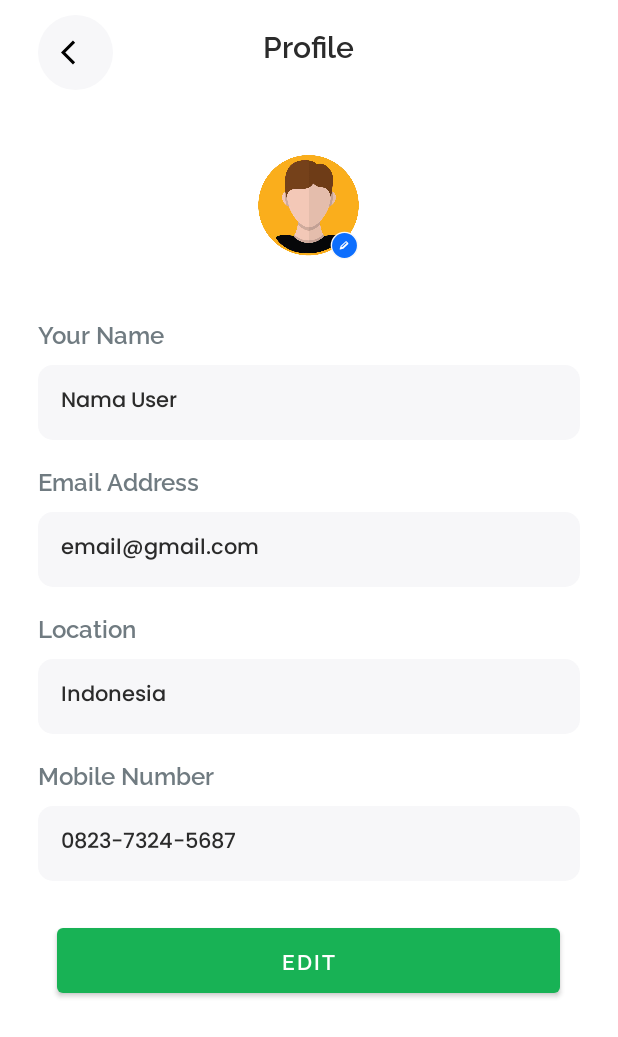
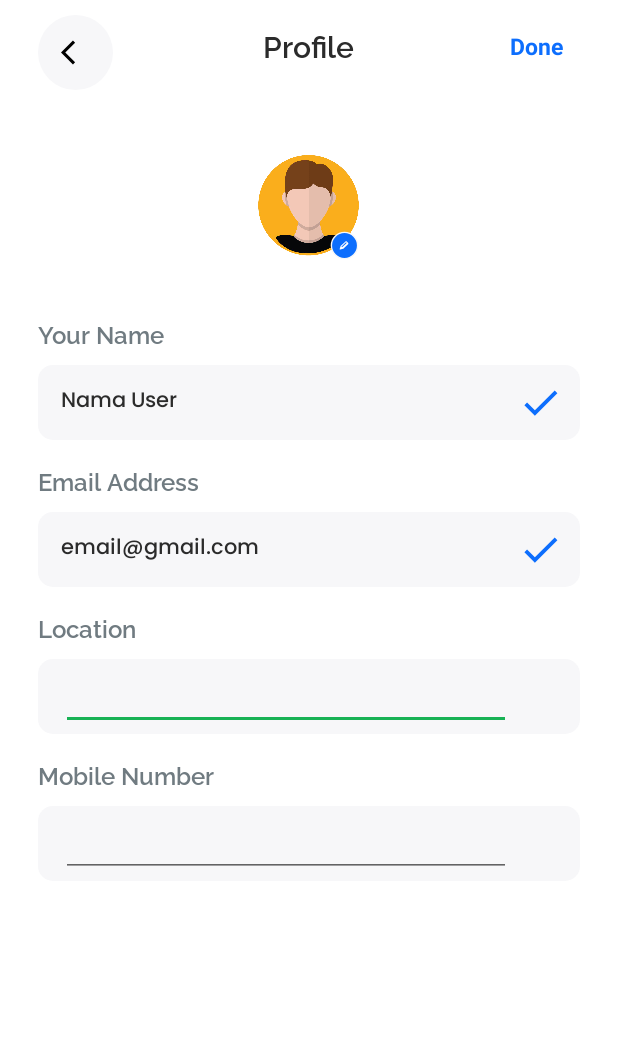
Before and after one commit to berlianm/Rubist-Application, an Android app: the layout activity_edit_profile.xml on its own in the app's theme, with its tools: preview values and no code run, on a phone screen of 412 x 824 dp. Shown: the top 1037 px of the screen. Run offline under Robolectric (Android 15) with nearby library versions, the phone set to English and light mode, and no system bars.

Commit message:
update edit profile masih belum bisa

```diff
--- a/Mobile APP/C23-PS480_Rubist/app/src/main/AndroidManifest.xml
+++ b/Mobile APP/C23-PS480_Rubist/app/src/main/AndroidManifest.xml
@@ -26,7 +26,7 @@
             android:name=".AfterScan.AfterScanActivity"
             android:exported="false" />
         <activity
-            android:name=".Profile.ProfileActivity"
+            android:name=".EditProfile.EditProfileActivity"
             android:exported="false" />
         <activity
             android:name=".NavBar.NavBarActivity"
--- a/Mobile APP/C23-PS480_Rubist/app/src/main/java/com/C23PS480/Rubist/API/Response/LoginResponse.kt
+++ b/Mobile APP/C23-PS480_Rubist/app/src/main/java/com/C23PS480/Rubist/API/Response/LoginResponse.kt
@@ -12,6 +12,9 @@ data class LoginResponse(
 
     @field:SerializedName("email")
     val email: String,
+
+    @field:SerializedName("photoURL")
+    val photoURL: String,
 
     @field:SerializedName("error")
     val error: String,
--- a/Mobile APP/C23-PS480_Rubist/app/src/main/java/com/C23PS480/Rubist/Login/LoginViewModel.kt
+++ b/Mobile APP/C23-PS480_Rubist/app/src/main/java/com/C23PS480/Rubist/Login/LoginViewModel.kt
@@ -56,6 +56,7 @@ class LoginViewModel(private val pref: UserPreference) : ViewModel() {
                                     responseBody.uid,
                                     responseBody.name,
                                     responseBody.email,
+                                    responseBody.photoURL,
                                     true,
                                     responseBody.token.accessToken
                                 )
--- a/Mobile APP/C23-PS480_Rubist/app/src/main/java/com/C23PS480/Rubist/Model/UserModel.kt
+++ b/Mobile APP/C23-PS480_Rubist/app/src/main/java/com/C23PS480/Rubist/Model/UserModel.kt
@@ -4,6 +4,7 @@ data class UserModel(
     val uid: String,
     val name: String,
     val email: String,
+    val photoUrl: String,
     val isLogin: Boolean,
     val token: String = ""
 )
--- a/Mobile APP/C23-PS480_Rubist/app/src/main/java/com/C23PS480/Rubist/Model/UserPreference.kt
+++ b/Mobile APP/C23-PS480_Rubist/app/src/main/java/com/C23PS480/Rubist/Model/UserPreference.kt
@@ -16,6 +16,7 @@ class UserPreference private constructor(private val dataStore: DataStore<Prefer
                 preferences[UID] ?: "",
                 preferences[NAME_KEY] ?: "",
                 preferences[EMAIL_KEY] ?: "",
+                preferences[PHOTO_URL] ?: "",
                 preferences[STATE_KEY] ?: false,
                 token = preferences[TOKEN_KEY] ?: ""
             )
@@ -27,6 +28,7 @@ class UserPreference private constructor(private val dataStore: DataStore<Prefer
             preferences[UID] = user.uid
             preferences[NAME_KEY] = user.name
             preferences[EMAIL_KEY] = user.email
+            preferences[PHOTO_URL] = user.photoUrl
             preferences[STATE_KEY] = user.isLogin
             preferences[TOKEN_KEY] = user.token
         }
@@ -53,6 +55,7 @@ class UserPreference private constructor(private val dataStore: DataStore<Prefer
         private val UID = stringPreferencesKey("uid")
         private val NAME_KEY = stringPreferencesKey("name")
         private val EMAIL_KEY = stringPreferencesKey("email")
+        private val PHOTO_URL = stringPreferencesKey("photoUrl")
         private val STATE_KEY = booleanPreferencesKey("state")
         private val TOKEN_KEY = stringPreferencesKey("token")
 
--- a/Mobile APP/C23-PS480_Rubist/app/src/main/java/com/C23PS480/Rubist/Profile/ProfileActivity.kt
+++ /dev/null
@@ -1,12 +0,0 @@
-package com.C23PS480.Rubist.Profile
-
-import android.os.Bundle
-import androidx.appcompat.app.AppCompatActivity
-import com.C23PS480.Rubist.R
-
-class ProfileActivity : AppCompatActivity() {
-    override fun onCreate(savedInstanceState: Bundle?) {
-        super.onCreate(savedInstanceState)
-        setContentView(R.layout.activity_profile)
-    }
-}
--- a/Mobile APP/C23-PS480_Rubist/app/src/main/java/com/C23PS480/Rubist/Register/RegisterViewModel.kt
+++ b/Mobile APP/C23-PS480_Rubist/app/src/main/java/com/C23PS480/Rubist/Register/RegisterViewModel.kt
@@ -48,6 +48,7 @@ class RegisterViewModel (private val pref: UserPreference) : ViewModel(){
                                     "",
                                     name,
                                     email,
+                                    "",
                                     false,
                                     ""
                                 )
--- a/Mobile APP/C23-PS480_Rubist/app/src/main/res/drawable/ic_yes.xml
+++ b/Mobile APP/C23-PS480_Rubist/app/src/main/res/drawable/ic_yes.xml
@@ -1,4 +1,4 @@
-<vector android:height="24dp" android:tint="#707B81"
+<vector android:height="24dp" android:tint="#0D6EFD"
     android:viewportHeight="24" android:viewportWidth="24"
     android:width="24dp" xmlns:android="http://schemas.android.com/apk/res/android">
     <path android:fillColor="@android:color/white" android:pathData="M9,16.17L4.83,12l-1.42,1.41L9,19 21,7l-1.41,-1.41z"/>
--- a/Mobile APP/C23-PS480_Rubist/app/src/main/res/layout/activity_profile.xml
+++ b/Mobile APP/C23-PS480_Rubist/app/src/main/res/layout/activity_edit_profile.xml
@@ -5,7 +5,7 @@
     android:layout_width="match_parent"
     android:layout_height="match_parent"
     android:orientation="vertical"
-    tools:context=".Profile.ProfileActivity">
+    tools:context=".EditProfile.EditProfileActivity">
 
     <RelativeLayout
         android:layout_width="match_parent"
@@ -28,6 +28,20 @@
             android:text="@string/profile"
             android:textColor="#2B2B2B"
             android:textSize="20sp" />
+
+        <TextView
+            android:id="@+id/tv_done"
+            android:layout_width="wrap_content"
+            android:layout_height="wrap_content"
+            android:text="Done"
+            android:layout_marginTop="20dp"
+            android:layout_marginLeft="340dp"
+            android:textColor="#0D6EFD"
+            android:textSize="15sp"
+            android:textStyle="bold"
+            />
+
+
     </RelativeLayout>
 
     <RelativeLayout
@@ -85,6 +99,15 @@
                     android:text="@string/nama_user"
                     android:textColor="#2B2B2B"
                     android:textSize="14sp" />
+
+                <ImageView
+                    android:id="@+id/iv_check1"
+                    android:layout_width="30dp"
+                    android:layout_height="30dp"
+                    android:src="@drawable/ic_yes"
+                    android:layout_marginTop="10dp"
+                    android:layout_marginLeft="320dp"
+                    android:visibility="visible"/>
             </RelativeLayout>
         </LinearLayout>
 
@@ -116,6 +139,15 @@
                     android:text="@string/email"
                     android:textColor="#2B2B2B"
                     android:textSize="14sp" />
+
+                <ImageView
+                    android:id="@+id/iv_check2"
+                    android:layout_width="30dp"
+                    android:layout_height="30dp"
+                    android:src="@drawable/ic_yes"
+                    android:layout_marginTop="10dp"
+                    android:layout_marginLeft="320dp"
+                    android:visibility="visible"/>
             </RelativeLayout>
         </LinearLayout>
         <LinearLayout
@@ -136,16 +168,35 @@
                 android:layout_marginTop="10dp"
                 android:background="@drawable/form_background">
 
-                <TextView
+<!--                <TextView-->
+<!--                    android:id="@+id/tv_profile_location"-->
+<!--                    android:layout_width="wrap_content"-->
+<!--                    android:layout_height="wrap_content"-->
+<!--                    android:layout_centerVertical="true"-->
+<!--                    android:layout_marginLeft="15dp"-->
+<!--                    android:fontFamily="@font/poppins_medium"-->
+<!--                    android:text="@string/indonesia"-->
+<!--                    android:textColor="#2B2B2B"-->
+<!--                    android:textSize="14sp" />-->
+
+                <EditText
+                    android:layout_width="300dp"
+                    android:layout_height="wrap_content"
                     android:id="@+id/tv_profile_location"
-                    android:layout_width="wrap_content"
-                    android:layout_height="wrap_content"
                     android:layout_centerVertical="true"
                     android:layout_marginLeft="15dp"
                     android:fontFamily="@font/poppins_medium"
-                    android:text="@string/indonesia"
                     android:textColor="#2B2B2B"
-                    android:textSize="14sp" />
+                    android:textSize="14sp"/>
+
+                <ImageView
+                    android:id="@+id/iv_check3"
+                    android:layout_width="30dp"
+                    android:layout_height="30dp"
+                    android:src="@drawable/ic_yes"
+                    android:layout_marginTop="10dp"
+                    android:layout_marginLeft="320dp"
+                    android:visibility="gone"/>
             </RelativeLayout>
         </LinearLayout>
         <LinearLayout
@@ -166,30 +217,38 @@
                 android:layout_marginTop="10dp"
                 android:background="@drawable/form_background">
 
-                <TextView
+<!--                <TextView-->
+<!--                    android:id="@+id/tv_profile_number"-->
+<!--                    android:layout_width="wrap_content"-->
+<!--                    android:layout_height="wrap_content"-->
+<!--                    android:layout_centerVertical="true"-->
+<!--                    android:layout_marginLeft="15dp"-->
+<!--                    android:fontFamily="@font/poppins_medium"-->
+<!--                    android:text="@string/phone_number"-->
+<!--                    android:textColor="#2B2B2B"-->
+<!--                    android:textSize="14sp" />-->
+
+                <EditText
+                    android:layout_width="300dp"
+                    android:layout_height="wrap_content"
                     android:id="@+id/tv_profile_number"
-                    android:layout_width="wrap_content"
-                    android:layout_height="wrap_content"
                     android:layout_centerVertical="true"
                     android:layout_marginLeft="15dp"
                     android:fontFamily="@font/poppins_medium"
-                    android:text="@string/phone_number"
                     android:textColor="#2B2B2B"
-                    android:textSize="14sp" />
+                    android:textSize="14sp"/>
+
+                <ImageView
+                    android:id="@+id/iv_check4"
+                    android:layout_width="30dp"
+                    android:layout_height="30dp"
+                    android:src="@drawable/ic_yes"
+                    android:layout_marginTop="10dp"
+                    android:layout_marginLeft="320dp"
+                    android:visibility="gone"/>
             </RelativeLayout>
         </LinearLayout>
     </LinearLayout>
 
-    <Button
-        android:id="@+id/btn_edit"
-        android:layout_width="335dp"
-        android:layout_height="55dp"
-        android:layout_gravity="center"
-        android:fontFamily="@font/raleway_semibold"
-        android:text="@string/edit"
-        android:textSize="14sp" />
-
-
-
 
 </LinearLayout>
--- a/Mobile APP/C23-PS480_Rubist/app/src/main/res/layout/fragment_profile.xml
+++ b/Mobile APP/C23-PS480_Rubist/app/src/main/res/layout/fragment_profile.xml
@@ -181,7 +181,7 @@
     </LinearLayout>
 
     <Button
-        android:id="@+id/btn_logout"
+        android:id="@+id/btn_EditProfile"
         android:layout_width="335dp"
         android:layout_height="55dp"
         android:layout_gravity="center"
```
Also changed, not shown: Mobile APP/C23-PS480_Rubist/app/src/main/java/com/C23PS480/Rubist/API/Response/UpdateProfileResponse.kt (added, +12 -0 lines), Mobile APP/C23-PS480_Rubist/app/src/main/java/com/C23PS480/Rubist/API/Retrofit/ApiService.kt (+11 -0 lines), Mobile APP/C23-PS480_Rubist/app/src/main/java/com/C23PS480/Rubist/EditProfile/EditProfileActivity.kt (added, +74 -0 lines), Mobile APP/C23-PS480_Rubist/app/src/main/java/com/C23PS480/Rubist/Fragment/Profile.kt (+11 -6 lines).
